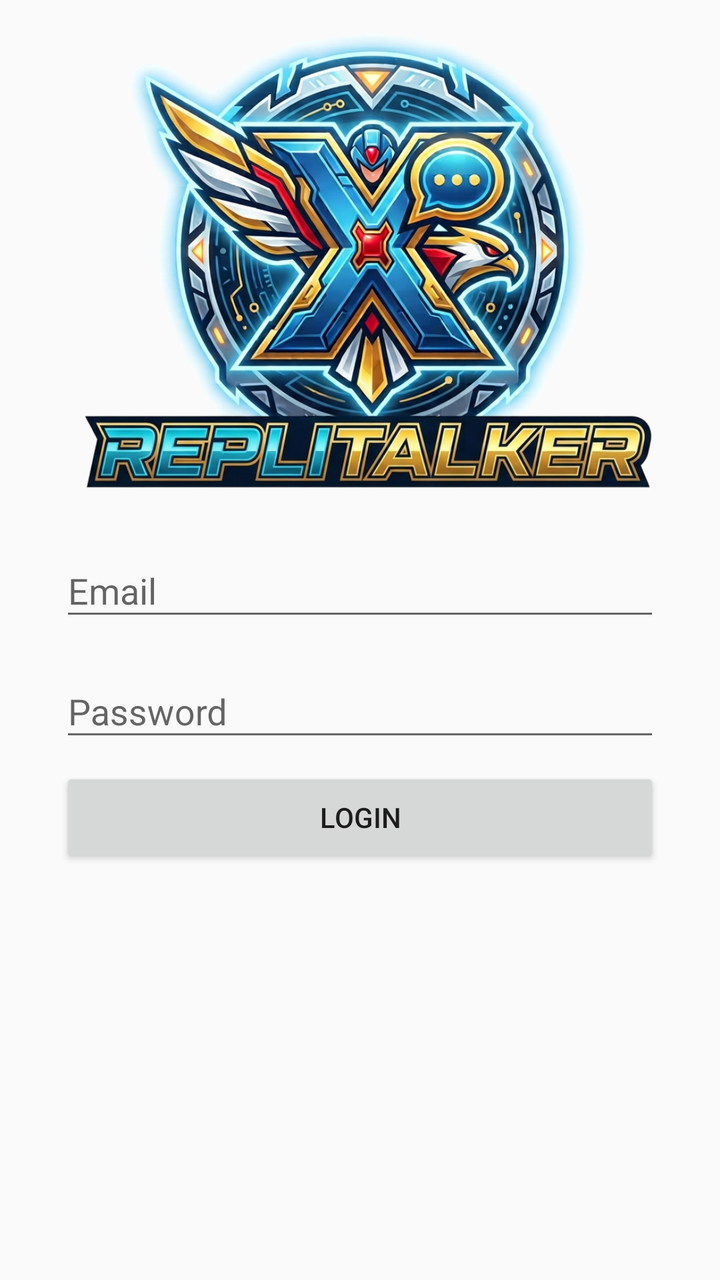
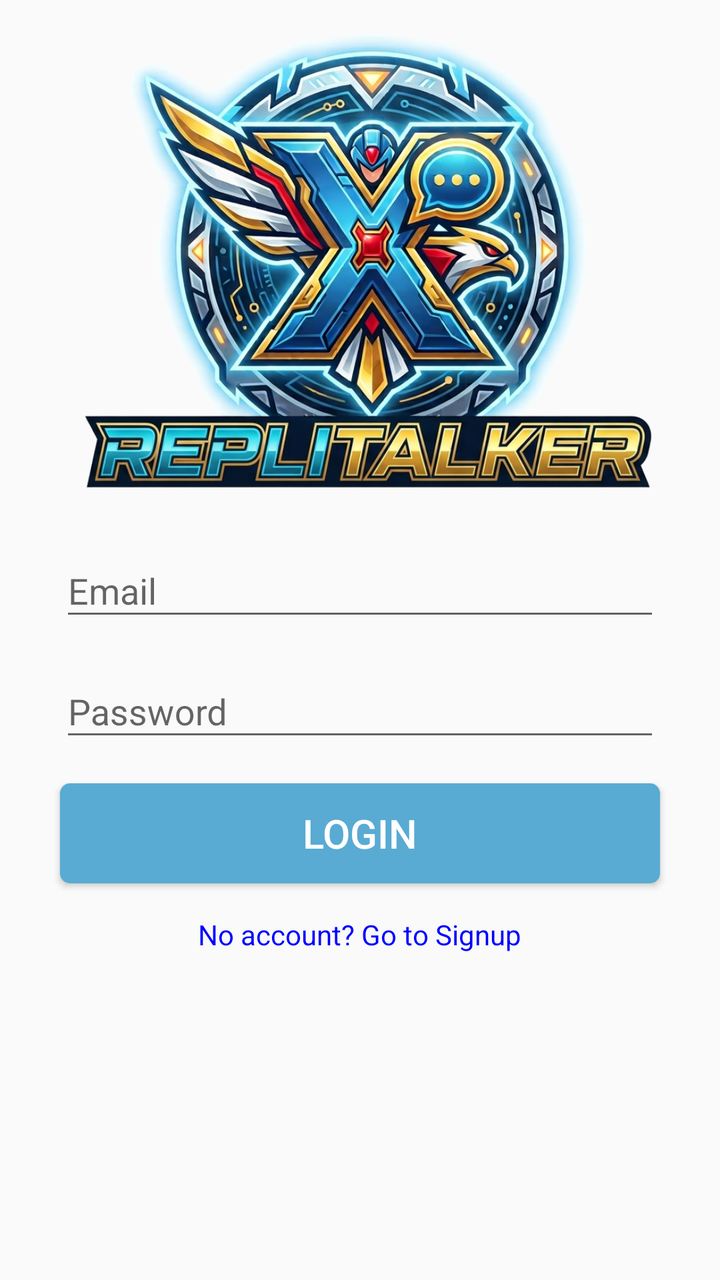

Two renders of the same Android screen: before a commit and after it. Below are the layout's source before the change and the commit's diff.
<!-- AndroidManifest.xml: activity theme AppTheme.NoActionBar -->
<!-- res/layout/activity_login.xml -->
<?xml version="1.0" encoding="utf-8"?>
<android.support.constraint.ConstraintLayout xmlns:android="http://schemas.android.com/apk/res/android"
    xmlns:tools="http://schemas.android.com/tools"
    android:layout_width="match_parent"
    android:layout_height="match_parent"
    xmlns:app="http://schemas.android.com/apk/res-auto"
    tools:context=".LoginActivity">

    <android.support.v4.widget.NestedScrollView
        android:layout_width="match_parent"
        android:layout_height="match_parent"
        android:fillViewport="true">

        <RelativeLayout
            android:layout_width="match_parent"
            android:layout_height="match_parent">
            <ImageView
                android:id="@+id/imageView"
                android:layout_width="300dp"
                android:layout_height="wrap_content"
                android:layout_centerHorizontal="true"
                android:adjustViewBounds="true"
                android:src="@drawable/title"
                app:layout_constraintWidth_percent="0.25"
                app:layout_constraintTop_toTopOf="parent"
                app:layout_constraintStart_toStartOf="parent"
                app:layout_constraintEnd_toEndOf="parent"
                android:layout_margin="@dimen/grid_2x">
            </ImageView>
            <android.support.design.widget.TextInputLayout
                android:id="@+id/emailTIL"
                android:layout_width="@dimen/standard_width"
                android:layout_height="wrap_content"
                android:layout_below="@+id/imageView"
                android:layout_centerHorizontal="true">
                <android.support.design.widget.TextInputEditText
                    android:id="@+id/emailET"
                    android:layout_width="match_parent"
                    android:layout_height="wrap_content"
                    android:inputType="textEmailAddress"
                    android:hint="@string/hint_email">
                </android.support.design.widget.TextInputEditText>
            </android.support.design.widget.TextInputLayout>
            <android.support.design.widget.TextInputLayout
                android:id="@+id/passwordTIL"
                android:layout_width="@dimen/standard_width"
                android:layout_height="wrap_content"
                android:layout_below="@+id/emailTIL"
                android:layout_centerHorizontal="true"
                android:layout_margin="@dimen/grid_2x">
                <android.support.design.widget.TextInputEditText
                    android:id="@+id/passwordET"
                    android:layout_width="match_parent"
                    android:layout_height="wrap_content"
                    android:inputType="textPassword"
                    android:hint="@string/hint_password">
                </android.support.design.widget.TextInputEditText>
            </android.support.design.widget.TextInputLayout>
            <Button
                android:id="@+id/buttonLogin"
                android:layout_width="@dimen/standard_width"
                android:layout_height="@dimen/standard_height"
                android:layout_below="@+id/passwordTIL"
                android:layout_centerHorizontal="true"
                android:text="@string/button_login">
            </Button>
        </RelativeLayout>
    </android.support.v4.widget.NestedScrollView>

    <LinearLayout
        android:id="@+id/loginProgressLayout"
        android:layout_width="match_parent"
        android:layout_height="match_parent"
        android:orientation="vertical"
        android:gravity="center"
        android:background="@color/transparent_grey"
        android:visibility="gone">
        <ProgressBar
            android:layout_width="wrap_content"
            android:layout_height="wrap_content">
        </ProgressBar>
    </LinearLayout>

</android.support.constraint.ConstraintLayout>
<!-- resources referenced by this layout -->
<resources>
  <color name="transparent_grey">#99cccccc</color>
  <dimen name="grid_2x">8dp</dimen>
  <dimen name="standard_height">50dp</dimen>
  <dimen name="standard_width">300dp</dimen>
  <!-- drawable title: png bitmap (drawable, 769747 bytes) -->
  <string name="button_login">Login</string>
  <string name="hint_email">Email</string>
  <string name="hint_password">Password</string>
  <style name="AppTheme.NoActionBar">
          <item name="windowActionBar">false</item>
          <item name="windowNoTitle">true</item>
      </style>
</resources>

<!-- the commit's change to res/layout/activity_login.xml (unified diff, before → after) -->
@@ -62,8 +62,21 @@
                 android:layout_height="@dimen/standard_height"
                 android:layout_below="@+id/passwordTIL"
                 android:layout_centerHorizontal="true"
-                android:text="@string/button_login">
+                style="@style/StandardButton"
+                android:text="@string/button_login"
+                android:layout_margin="@dimen/grid_2x">
             </Button>
+            <TextView
+                android:id="@+id/signupTV"
+                android:layout_width="wrap_content"
+                android:layout_height="wrap_content"
+                android:layout_below="@id/buttonLogin"
+                android:layout_centerHorizontal="true"
+                android:layout_margin="@dimen/grid_2x"
+                android:clickable="true"
+                style="@style/LinkText"
+                android:text="@string/text_signup">
+            </TextView>
         </RelativeLayout>
     </android.support.v4.widget.NestedScrollView>
 
<!-- resource entries referenced after the edit -->
@@ -8,9 +8,30 @@
   <string name="button_login">Login</string>
   <string name="hint_email">Email</string>
   <string name="hint_password">Password</string>
+  <string name="text_signup">No account? Go to Signup</string>
+  <style name="LinkText">
+          <item name="android:textColor">@color/blue</item>
+      </style>
+  <style name="StandardButton">
+          <item name="android:textColor">@color/white</item>
+          <item name="android:textSize">@dimen/standard_text_size</item>
+          <item name="android:foreground">?attr/selectableItemBackground</item>
+          <item name="android:background">@drawable/standard_button_rounded</item>
+      </style>
   <style name="AppTheme.NoActionBar">
           <item name="windowActionBar">false</item>
           <item name="windowNoTitle">true</item>
       </style>
+  <color name="blue">#0000FF</color>
+  <color name="white">#FFFFFFFF</color>
+  <dimen name="standard_text_size">20sp</dimen>
+  <!-- drawable standard_button_rounded (drawable) -->
+  <?xml version="1.0" encoding="utf-8"?>
+  <shape xmlns:android="http://schemas.android.com/apk/res/android"
+      android:shape="rectangle">
+      <solid android:color="@color/colorAccent"/>
+      <corners android:radius="5dp"/>
+  </shape>
+  <color name="colorAccent">#59ABD3</color>
 </resources>
 
